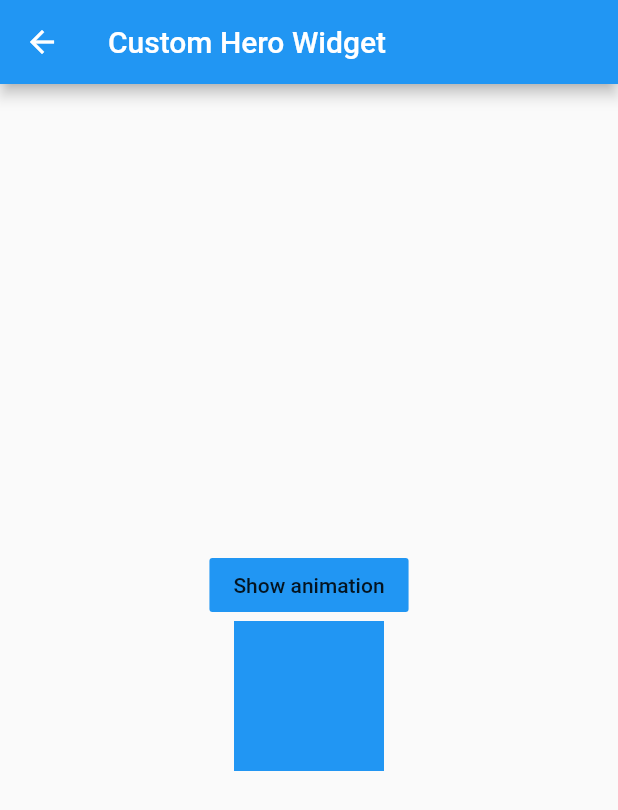
After one commit to flutter-bharat/Flutter-Gallery-Ultimate, a Flutter app: the CustomHero screen opened directly, on a phone screen of 412 x 824 dp. The commit adds this screen. Shown: the top 810 px of the screen. Run offline on Flutter 3.47's test engine with Material 2 defaults, Android fonts, the phone set to English and light mode, and no system bars; network calls fail.

Commit message:
third commit

```diff
--- /dev/null
+++ b/lib/CustomHero.dart
@@ -0,0 +1,36 @@
+import 'package:flutter/material.dart';
+import 'package:flutter_gallery_ultimate/CustomHeroAnimationScreen.dart';
+
+class CustomHero extends StatelessWidget {
+  @override
+  Widget build(BuildContext context) {
+    return Scaffold(
+      appBar: AppBar(
+        title: Text('Custom Hero Widget'),
+      ),
+      body: Center(
+        child: Column(
+          mainAxisAlignment: MainAxisAlignment.center,
+          crossAxisAlignment: CrossAxisAlignment.center,
+          children: [
+            FlatButton(
+              onPressed: () {
+                Navigator.push(context, MaterialPageRoute(builder: (context)=> CustomHeroAnimationScreen()));
+              },
+              child: Text('Show animation'),
+              color: Colors.blue,
+            ),
+            Hero(
+              tag: 'hero',
+              child: Container(
+                color: Colors.blue,
+                height: 100,
+                width: 100,
+              ),
+            )
+          ],
+        ),
+      ),
+    );
+  }
+}
--- /dev/null
+++ b/lib/CustomHeroAnimationScreen.dart
@@ -0,0 +1,21 @@
+import 'package:flutter/material.dart';
+class CustomHeroAnimationScreen extends StatelessWidget {
+  @override
+  Widget build(BuildContext context) {
+    return Scaffold(
+      appBar: AppBar(
+        title: Text('Custom Hero Widget'),
+      ),
+      body: Center(
+        child: Hero(
+          tag: 'hero',
+          child: Container(
+            color: Colors.blueGrey,
+            height: 200,
+            width: 200,
+          ),
+        ),
+      ),
+    );
+  }
+}
--- a/lib/main.dart
+++ b/lib/main.dart
@@ -2,9 +2,15 @@ import 'package:flutter/material.dart';
 import 'package:flutter_gallery_ultimate/CustomAlert.dart';
 import 'package:flutter_gallery_ultimate/CustomBottomNavigation.dart';
 import 'package:flutter_gallery_ultimate/CustomCard.dart';
+import 'package:flutter_gallery_ultimate/CustomClipRRect.dart';
 import 'package:flutter_gallery_ultimate/CustomDrawer.dart';
+import 'package:flutter_gallery_ultimate/CustomHero.dart';
+import 'package:flutter_gallery_ultimate/CustomRichText.dart';
 import 'package:flutter_gallery_ultimate/CustomScrollViewFile.dart';
 import 'package:flutter_gallery_ultimate/CustomSnackBar.dart';
+import 'package:flutter_gallery_ultimate/CustomSpacer.dart';
+import 'package:flutter_gallery_ultimate/CustomStack.dart';
+import 'package:flutter_gallery_ultimate/CustomStepper.dart';
 import 'package:flutter_gallery_ultimate/customAppBar.dart';
 import 'package:flutter_gallery_ultimate/CustomList.dart';
 import 'package:flutter_gallery_ultimate/CustomTabbar.dart';
@@ -43,6 +49,7 @@ class _MyHomePageState extends State<MyHomePage> {
         title: Text('Flutter Gallery'),
       ),
       body: Center(
+        child: SingleChildScrollView(
           child: Column(
             mainAxisAlignment: MainAxisAlignment.center,
             children: <Widget>[
@@ -56,8 +63,15 @@ class _MyHomePageState extends State<MyHomePage> {
               FlatButton(onPressed: ()=> Navigator.push(context, MaterialPageRoute(builder: (context)=> CustomBottomNavigation())), child: Text('Bottom Navigation')),
               FlatButton(onPressed: ()=> Navigator.push(context, MaterialPageRoute(builder: (context)=> CustomCard())), child: Text('Custom Card')),
               FlatButton(onPressed: ()=> Navigator.push(context, MaterialPageRoute(builder: (context)=> CustomScrollViewFile())), child: Text('Custom Scroll View')),
+              FlatButton(onPressed: ()=> Navigator.push(context, MaterialPageRoute(builder: (context)=> CustomStepper())), child: Text('Custom Stepper')),
+              FlatButton(onPressed: ()=> Navigator.push(context, MaterialPageRoute(builder: (context)=> CustomHero())), child: Text('Custom Hero')),
+              FlatButton(onPressed: ()=> Navigator.push(context, MaterialPageRoute(builder: (context)=> CustomStack())), child: Text('Custom Stack')),
+              FlatButton(onPressed: ()=> Navigator.push(context, MaterialPageRoute(builder: (context)=> CustomClipRRect())), child: Text('Custom ClipRect')),
+              FlatButton(onPressed: ()=> Navigator.push(context, MaterialPageRoute(builder: (context)=> CustomRichText())), child: Text('Custom RichText')),
+              FlatButton(onPressed: ()=> Navigator.push(context, MaterialPageRoute(builder: (context)=> CustomSpacer())), child: Text('Custom Spacer')),
 
             ],
+          ),
         ),
       ),
     );
```
Also changed, not shown: lib/CustomClipRRect.dart (added, +48 -0 lines), lib/CustomRichText.dart (added, +29 -0 lines), lib/CustomSpacer.dart (added, +43 -0 lines), lib/CustomStack.dart (added, +39 -0 lines), lib/CustomStepper.dart (added, +54 -0 lines). Lines whose indentation alone changed are shown as unchanged.
